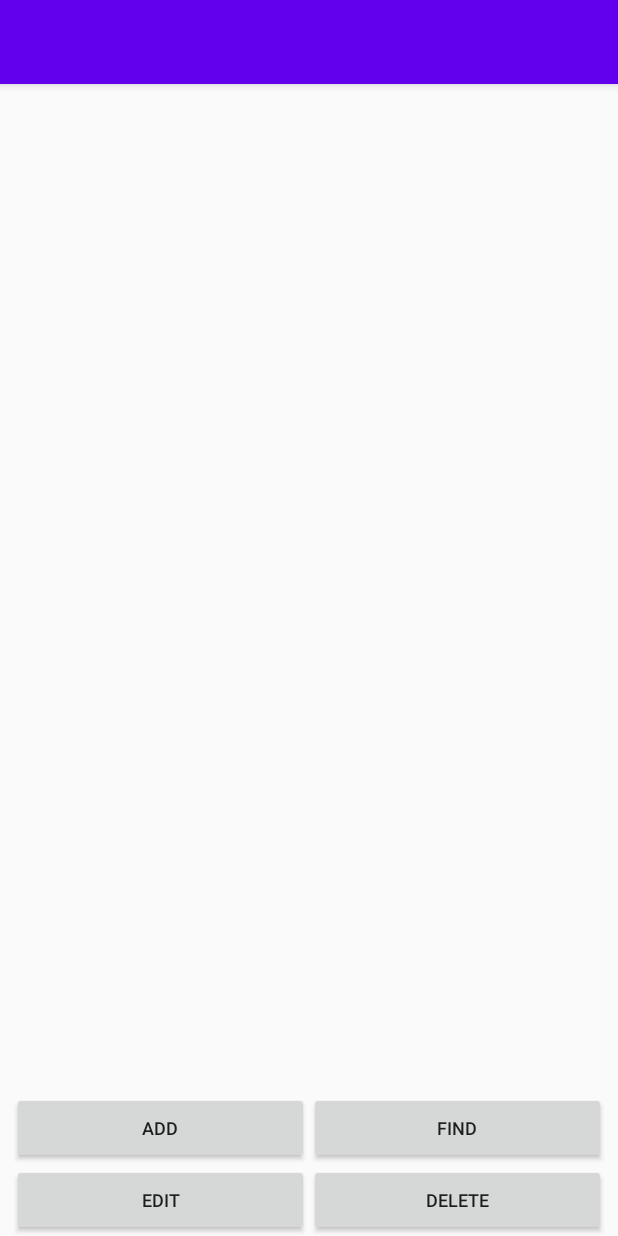
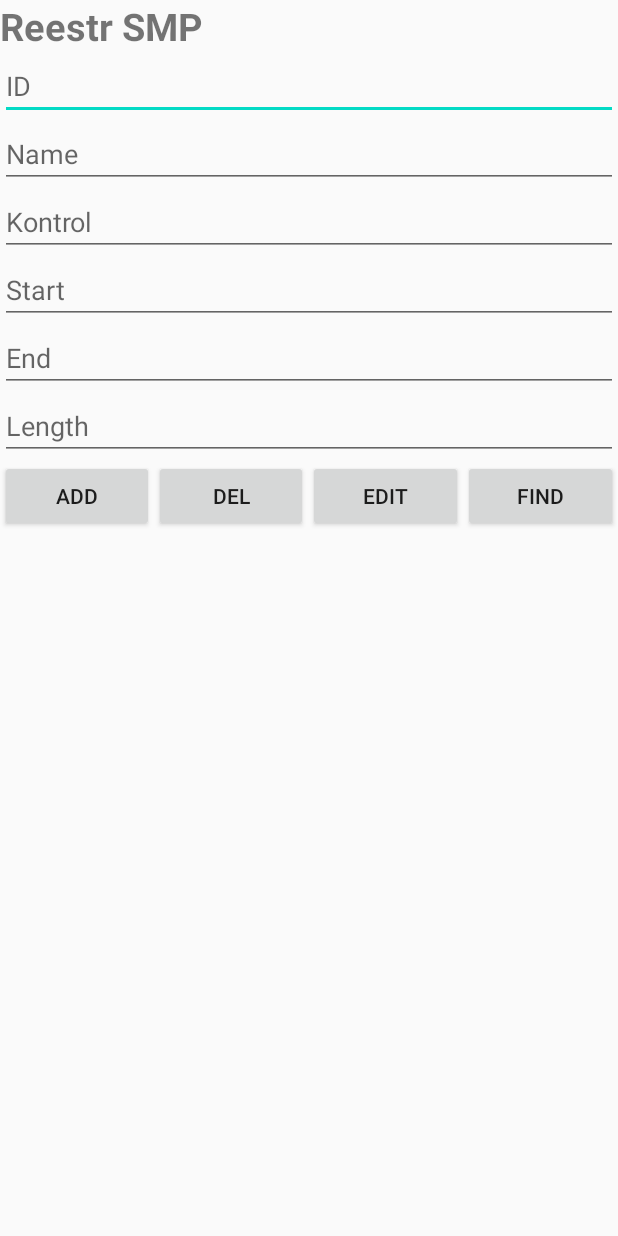
Before and after one commit to NikolayOvcharenko/reestr, an Android app: the screen it shows after launch (MainActivity), on a phone screen of 412 x 824 dp. Run offline under Robolectric (Android 15) with nearby library versions, the phone set to English and light mode, and no system bars.

Commit message:
v2 standart work

```diff
--- a/app/src/main/java/com/example/reestr/DBHelper/DBHelper.kt
+++ b/app/src/main/java/com/example/reestr/DBHelper/DBHelper.kt
@@ -28,16 +28,16 @@ class DBHelper (context: Context) : SQLiteOpenHelper (context, DATABASE_NAME, nu
         private val COLUMN_DATA_END = "data_end"
         private val COLUMN_LENGTH = "length"
 
-        var DB_PATH: String? = null
-        // private val DB_NAME = "extenalDB"
-        private var myDataBase: SQLiteDatabase? = null
-        private var myContext: Context? = null
+     //   var DB_PATH: String? = null
+     //   // private val DB_NAME = "extenalDB"
+     //   private var myDataBase: SQLiteDatabase? = null
+     //  private var myContext: Context? = null
     }
 
 
     //
 
-
+/*
 
     fun DBHelper(context: Context) {
         // super(context, DB_NAME, null, 10)
@@ -100,10 +100,10 @@ class DBHelper (context: Context) : SQLiteOpenHelper (context, DATABASE_NAME, nu
     }
 
     //
-
+*/
 
     override fun onCreate(db: SQLiteDatabase?) {
-        openDataBase()
+        // openDataBase()
 
         val CREATE_TABLE_QUERY: String = "CREATE TABLE $TABLE_NAME (" +
                 "$COLUMN_ID INTEGER PRIMARY KEY AUTOINCREMENT NOT NULL, " +
--- a/app/src/main/java/com/example/reestr/MainActivity.kt
+++ b/app/src/main/java/com/example/reestr/MainActivity.kt
@@ -21,12 +21,13 @@ class MainActivity : AppCompatActivity() {
     override fun onCreate(savedInstanceState: Bundle?) {
         super.onCreate(savedInstanceState)
         setContentView(R.layout.activity_main)
-        setSupportActionBar(toolbar)
+
+       /* setSupportActionBar(toolbar)
 
         fab.setOnClickListener { view ->
             Snackbar.make(view, "Replace with your own action", Snackbar.LENGTH_LONG)
                     .setAction("Action", null).show()
-        }
+        } */
 
         db = DBHelper(this)
 
@@ -34,12 +35,12 @@ class MainActivity : AppCompatActivity() {
 
         button_add.setOnClickListener {
             val reestr = ReestrDB (
-                Integer.parseInt(_id.text.toString()),
-                name.text.toString(),
-                kontrol.text.toString(),
-                data_start.text.toString(),
-                data_end.text.toString(),
-                length.text.toString()
+                Integer.parseInt(edit_id.text.toString()),
+                edit_name.text.toString(),
+                edit_kontrol.text.toString(),
+                edit_start.text.toString(),
+                edit_end.text.toString(),
+                edit_length.text.toString()
             )
             db.addSMP(reestr)
             refreshData()
@@ -49,8 +50,8 @@ class MainActivity : AppCompatActivity() {
 
     private fun refreshData() {
         lstReestr = db.allReestr
-        val adapter = ListReestrAdapter(this@MainActivity, lstReestr, _id, name, kontrol, data_start, data_end, length)
-        list_tabl.adapter = adapter
+        val adapter = ListReestrAdapter(this@MainActivity, lstReestr, edit_id, edit_name, edit_kontrol, edit_start, edit_end, edit_length)
+        list_reestr.adapter = adapter
     }
 
     override fun onCreateOptionsMenu(menu: Menu): Boolean {
--- a/app/src/main/res/layout/activity_main.xml
+++ b/app/src/main/res/layout/activity_main.xml
@@ -1,35 +1,103 @@
 <?xml version="1.0" encoding="utf-8"?>
-<androidx.coordinatorlayout.widget.CoordinatorLayout xmlns:android="http://schemas.android.com/apk/res/android"
+<LinearLayout xmlns:android="http://schemas.android.com/apk/res/android"
     xmlns:app="http://schemas.android.com/apk/res-auto"
     xmlns:tools="http://schemas.android.com/tools"
     android:layout_width="match_parent"
     android:layout_height="match_parent"
+    android:orientation="vertical"
     tools:context=".MainActivity">
 
-    <com.google.android.material.appbar.AppBarLayout
+    <TextView
+        android:layout_width="wrap_content"
+        android:layout_height="wrap_content"
+        android:gravity="center_horizontal"
+        android:text="Reestr SMP"
+        android:textSize="25sp"
+        android:textStyle="bold" />
+
+    <EditText
+        android:id="@+id/edit_id"
         android:layout_width="match_parent"
         android:layout_height="wrap_content"
-        android:theme="@style/AppTheme.AppBarOverlay">
+        android:hint="ID"
+        android:inputType="number" />
 
-        <androidx.appcompat.widget.Toolbar
-            android:id="@+id/toolbar"
-            android:layout_width="match_parent"
-            android:layout_height="?attr/actionBarSize"
-            android:background="?attr/colorPrimary"
-            android:visibility="invisible"
-            app:popupTheme="@style/AppTheme.PopupOverlay" />
+    <EditText
+        android:id="@+id/edit_name"
+        android:layout_width="match_parent"
+        android:layout_height="wrap_content"
+        android:hint="Name"
+        android:inputType="text" />
 
-    </com.google.android.material.appbar.AppBarLayout>
+    <EditText
+        android:id="@+id/edit_kontrol"
+        android:layout_width="match_parent"
+        android:layout_height="wrap_content"
+        android:hint="Kontrol"
+        android:inputType="text" />
 
-    <include layout="@layout/content_main" />
+    <EditText
+        android:id="@+id/edit_start"
+        android:layout_width="match_parent"
+        android:layout_height="wrap_content"
+        android:hint="Start"
+        android:inputType="date" />
 
-    <com.google.android.material.floatingactionbutton.FloatingActionButton
-        android:id="@+id/fab"
-        android:layout_width="wrap_content"
+    <EditText
+        android:id="@+id/edit_end"
+        android:layout_width="match_parent"
         android:layout_height="wrap_content"
-        android:layout_gravity="bottom|end"
-        android:layout_margin="@dimen/fab_margin"
-        android:visibility="invisible"
-        app:srcCompat="@android:drawable/ic_dialog_email" />
+        android:hint="End"
+        android:inputType="date" />
 
-</androidx.coordinatorlayout.widget.CoordinatorLayout>
+    <EditText
+        android:id="@+id/edit_length"
+        android:layout_width="match_parent"
+        android:layout_height="wrap_content"
+        android:hint="Length"
+        android:inputType="number" />
+
+    <LinearLayout
+        android:layout_width="match_parent"
+        android:layout_height="wrap_content"
+        android:orientation="horizontal"
+        android:weightSum="4">
+
+        <Button
+            android:id="@+id/button_add"
+            android:layout_weight="1"
+            android:layout_width="0dp"
+            android:layout_height="wrap_content"
+            android:text="ADD" />
+
+        <Button
+            android:id="@+id/button_delete"
+            android:layout_weight="1"
+            android:layout_width="0dp"
+            android:layout_height="wrap_content"
+            android:text="DEL" />
+
+        <Button
+            android:id="@+id/button_edit"
+            android:layout_weight="1"
+            android:layout_width="0dp"
+            android:layout_height="wrap_content"
+            android:text="EDIT" />
+
+        <Button
+            android:id="@+id/button_find"
+            android:text="Find"
+            android:layout_weight="1"
+            android:layout_width="0dp"
+            android:layout_height="wrap_content"/>
+
+    </LinearLayout>
+<ListView
+    android:id="@+id/list_reestr"
+    android:choiceMode="singleChoice"
+    android:layout_width="match_parent"
+    android:layout_height="wrap_content">
+
+</ListView>
+
+</LinearLayout>
--- a/app/src/main/res/layout/fragment_first.xml
+++ b/app/src/main/res/layout/fragment_first.xml
@@ -7,7 +7,7 @@
     tools:context=".FirstFragment">
 
     <Button
-        android:id="@+id/button_delete"
+        android:id="@+id/button_delete1"
         android:layout_width="0dp"
         android:layout_height="wrap_content"
         android:layout_marginEnd="8dp"
@@ -18,7 +18,7 @@
         app:layout_constraintTop_toBottomOf="@+id/button_find" />
 
     <Button
-        android:id="@+id/button_find"
+        android:id="@+id/button_find1"
         android:layout_width="0dp"
         android:layout_height="wrap_content"
         android:layout_marginEnd="8dp"
@@ -31,7 +31,7 @@
         app:layout_constraintTop_toTopOf="@+id/button_add" />
 
     <Button
-        android:id="@+id/button_add"
+        android:id="@+id/button_add1"
         android:layout_width="0dp"
         android:layout_height="wrap_content"
         android:layout_marginStart="8dp"
@@ -42,7 +42,7 @@
         app:layout_constraintStart_toStartOf="parent" />
 
     <Button
-        android:id="@+id/button_edit"
+        android:id="@+id/button_edit1"
         android:layout_width="0dp"
         android:layout_height="wrap_content"
         android:layout_marginStart="8dp"
```
